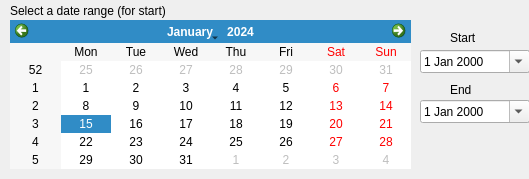
First picture: the form in gui-design/dates.ui, repository ECHibiki/Asset-Tracker, before the edit.
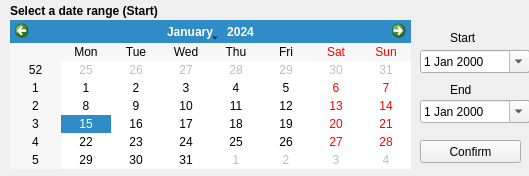
Second picture: the form after the edit.

```diff
--- a/gui-design/dates.ui
+++ b/gui-design/dates.ui
@@ -7,7 +7,7 @@
     <x>0</x>
     <y>0</y>
     <width>529</width>
-    <height>179</height>
+    <height>176</height>
    </rect>
   </property>
   <property name="windowTitle">
@@ -36,8 +36,13 @@
       <height>21</height>
      </rect>
     </property>
+    <property name="font">
+     <font>
+      <bold>true</bold>
+     </font>
+    </property>
     <property name="text">
-     <string>Select a date range (for start)</string>
+     <string>Select a date range (Start)</string>
     </property>
    </widget>
    <widget class="QLabel" name="label_2">
@@ -92,6 +97,19 @@
      <string>End</string>
     </property>
    </widget>
+   <widget class="QPushButton" name="pushButton">
+    <property name="geometry">
+     <rect>
+      <x>420</x>
+      <y>140</y>
+      <width>101</width>
+      <height>23</height>
+     </rect>
+    </property>
+    <property name="text">
+     <string>Confirm</string>
+    </property>
+   </widget>
   </widget>
  </widget>
  <resources/>
```
Left out of the diff: 43 changed lines with no effect on the pictures.
